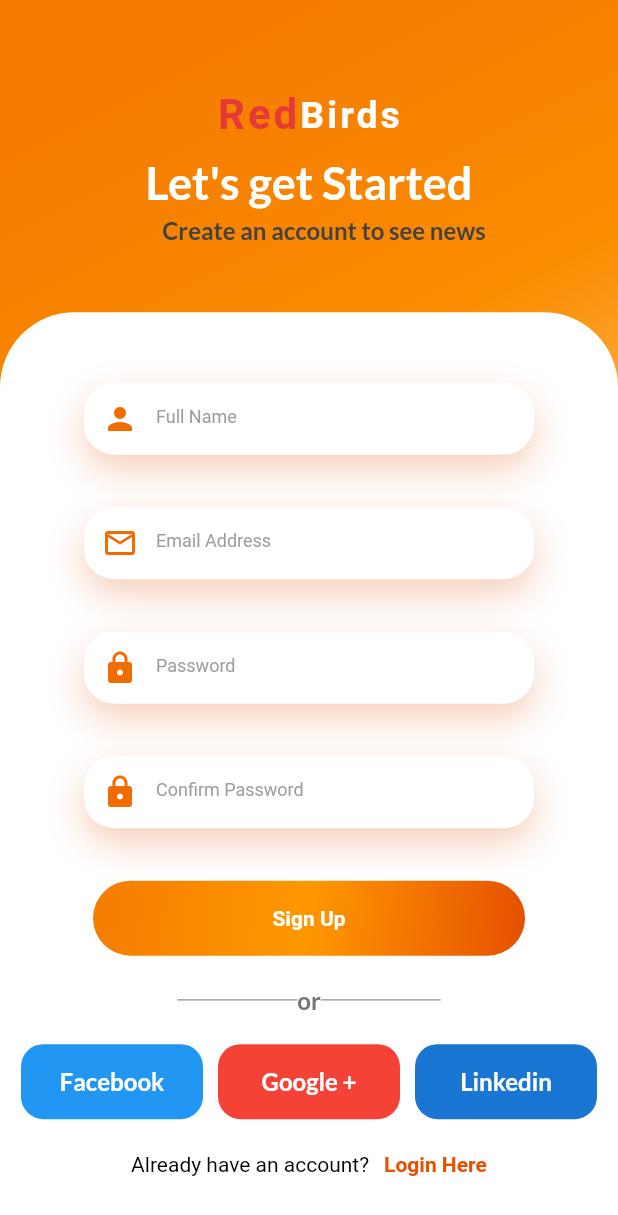
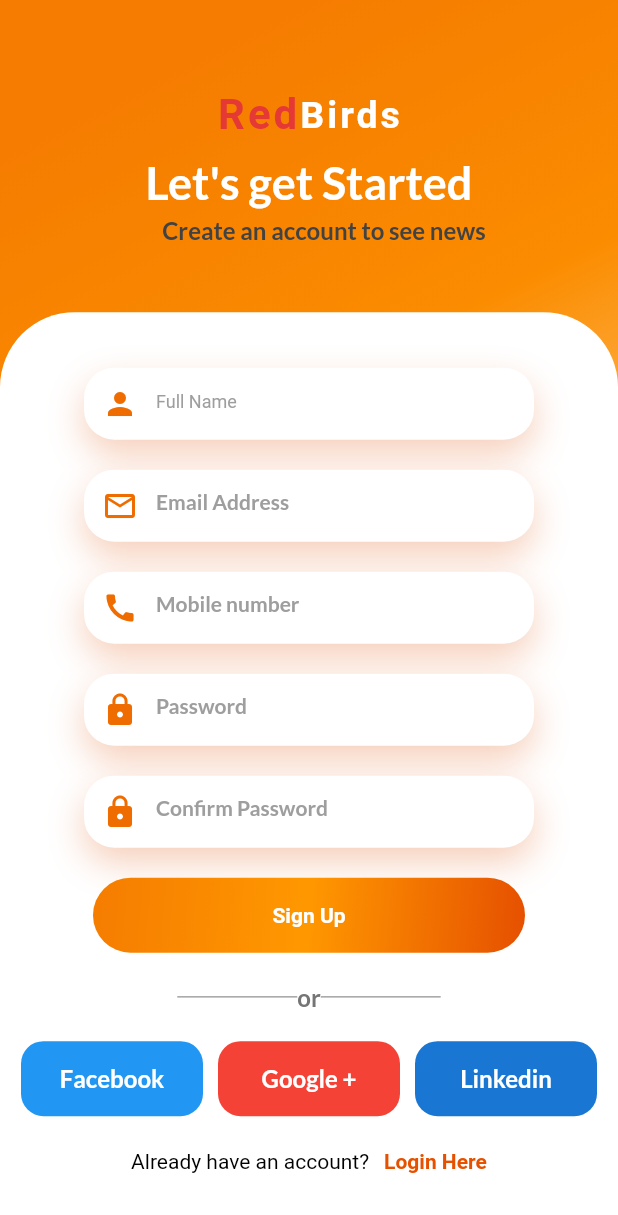
Before and after one commit to harshu-2001/News, a Flutter app: the screen it shows after launch, after a tap on "Login", after a tap on "Create New", on a phone screen of 412 x 824 dp. Shown: the top 1215 px of the screen. Run offline on Flutter 3.47's test engine with Material 2 defaults, Android fonts, the phone set to English and light mode, and no system bars; our stand-ins replace firebase_auth, firebase_core, firebase_database, fluttertoast, google_fonts, google_sign_in and 1 more; accounts and stored records are empty; network calls fail; Roboto replaces fonts that are missing (Courgette).

Commit message:
version1.0

```diff
--- a/lib/Authentication/Login.dart
+++ b/lib/Authentication/Login.dart
@@ -22,7 +22,7 @@ class _LoginState extends State<Login> {
       if (user != null) {
         print(user);
 
-        Navigator.pushReplacementNamed(context, "/");
+        Navigator.pushReplacementNamed(context, "Home");
       }
     });
   }
@@ -67,7 +67,7 @@ class _LoginState extends State<Login> {
     Navigator.push(context, MaterialPageRoute(builder: (context) => Signup()));
   }
   navigatortostart()async{
-    Navigator.pushReplacementNamed(context, "/");
+    Navigator.pushReplacementNamed(context, "Home");
   }
 
  @override
--- /dev/null
+++ b/lib/Authentication/check.dart
@@ -0,0 +1,13 @@
+class Check{
+var name ,email,mob;
+Check(this.name,this.email,this.mob);
+
+Map<String, dynamic> toJson() {
+    return {
+      'Name': this.name,
+      'Email': this.email,
+      'Mobile': this.mob,
+    };
+  }
+
+}
--- /dev/null
+++ b/lib/Authentication/database.dart
@@ -0,0 +1,12 @@
+import 'package:firebase_database/firebase_database.dart';
+import 'package:news_app/Authentication/check.dart';
+
+final database =FirebaseDatabase.instance.reference();
+
+
+DatabaseReference savepost(Check check){
+  //Check(name,email,mob);
+var id = database.child('Details/').push();
+  id.set(check.toJson());
+  return id;
+}
--- a/lib/Authentication/signup.dart
+++ b/lib/Authentication/signup.dart
@@ -1,6 +1,8 @@
 import 'package:firebase_auth/firebase_auth.dart';
 import 'package:flutter/material.dart';
 import 'package:google_fonts/google_fonts.dart';
+import 'package:news_app/Authentication/check.dart';
+import 'package:news_app/Authentication/database.dart';
 import 'package:string_validator/string_validator.dart';
 
 class Signup extends StatefulWidget {
@@ -13,7 +15,7 @@ class _SignupState extends State<Signup> {
   final GlobalKey<FormState> _formKey = GlobalKey<FormState>();
   FirebaseAuth _auth = FirebaseAuth.instance;
 
-  var _name, _email, _password,check;
+  var _name, _email, _password,check,_mob;
 
   checkAuthentication() async {
     _auth.authStateChanges().listen((user) async {
@@ -25,17 +27,14 @@ class _SignupState extends State<Signup> {
    void signUp() async {
     if (_formKey.currentState!.validate()) {
       _formKey.currentState!.save();
-      print("$check and $_password and$_name and $_email");
-    if(equals(check,_password)){
+      var c= new Check(_name, _email, _mob);
+      savepost(c);
+      if(equals(check,_password)){
       try {
         UserCredential user = await _auth.createUserWithEmailAndPassword(
             email: _email, password: _password);
         if (user != null) {
-          // UserUpdateInfo updateuser = UserUpdateInfo();
-          // updateuser.displayName = _name;
-          //  user.updateProfile(updateuser);
           await _auth.currentUser!.updateDisplayName(_name);
-          // await Navigator.pushReplacementNamed(context,"/") ;
 
         }
       } catch (e) {
@@ -175,7 +174,7 @@ class _SignupState extends State<Signup> {
                             child: Column(
                               children: <Widget>[
 
-                                SizedBox(height:35),
+                                SizedBox(height:25),
                                 Container(
                                       width: 300,
                                       decoration: BoxDecoration(
@@ -204,7 +203,7 @@ class _SignupState extends State<Signup> {
                                       ),
                                     ),
 
-                                SizedBox(height: 35,),
+                                SizedBox(height: 20,),
                                 Container(
                                       width: 300,
                                       decoration: BoxDecoration(
@@ -227,13 +226,52 @@ class _SignupState extends State<Signup> {
                                               decoration: InputDecoration(
                                                 prefixIcon: Icon(Icons.mail_outline,color: Colors.orange.shade800,),
                                                 hintText: "Email Address",
-                                                hintStyle: TextStyle(color: Colors.grey,fontSize: 12),
+                                                hintStyle:GoogleFonts.lato(
+                                                    fontSize: 14,
+                                                    color:Colors.grey,
+                                                    fontWeight: FontWeight.w600,
+
+                                                  ),
                                                 border: InputBorder.none
                                               ),
 
                                       ),
                                     ),
-                                    SizedBox(height: 35,),
+                                    SizedBox(height: 20,),
+
+                                   Container(
+                                      width: 300,
+                                      decoration: BoxDecoration(
+                                      color: Colors.white,
+                                      borderRadius: BorderRadius.circular(20),
+                                      boxShadow: [BoxShadow(
+                                        color: Color.fromRGBO(225, 95, 27, .3),
+                                        blurRadius: 20,
+                                        offset: Offset(0, 10)
+                                      )]
+                                    ),
+                                      child: TextFormField(
+                                         validator: (input)
+                                                {
+                                                  if(input!.length<10){
+                                                      return "wrong number";
+                                                }
+                                                },
+                                                onSaved: (input)=>_mob=input!,
+                                              decoration: InputDecoration(
+                                                prefixIcon: Icon(Icons.call ,color: Colors.orange.shade800,),
+                                                hintText: "Mobile number",
+                                                hintStyle:GoogleFonts.lato(
+                                                    fontSize: 14,
+                                                    color:Colors.grey,
+                                                    fontWeight: FontWeight.w600,
+
+                                                  ),
+                                                border: InputBorder.none
+                                              ),
+                                      ),
+                                    ),
+                                  SizedBox(height:20),
                                    Container(
                                       width: 300,
                                       decoration: BoxDecoration(
@@ -258,13 +296,18 @@ class _SignupState extends State<Signup> {
                                       prefixIcon: Icon(Icons.lock ,color: Colors.orange.shade800,),
                                       hintText: "Password",
 
-                                      hintStyle: TextStyle(color: Colors.grey,fontSize: 12),
+                                      hintStyle: GoogleFonts.lato(
+                                      fontSize: 14,
+                                      color:Colors.grey,
+                                      fontWeight: FontWeight.w600,
+
+                                    ),
                                       border: InputBorder.none
                                     ),
                                     obscureText: true,
                                   ),
                                     ),
-                                     SizedBox(height: 35,),
+                                     SizedBox(height: 20,),
                                    Container(
                                       width: 300,
                                       decoration: BoxDecoration(
@@ -289,14 +332,19 @@ class _SignupState extends State<Signup> {
                                       prefixIcon: Icon(Icons.lock ,color: Colors.orange.shade800,),
                                       hintText: "Confirm Password",
 
-                                      hintStyle: TextStyle(color: Colors.grey,fontSize: 12),
+                                      hintStyle: GoogleFonts.lato(
+                                      fontSize: 14,
+                                      color:Colors.grey,
+                                      fontWeight: FontWeight.w600,
+
+                                    ),
                                       border: InputBorder.none
                                     ),
                                     obscureText: true,
                                   ),
                                     ),
 
-                                    SizedBox(height: 35,),
+                                    SizedBox(height: 20,),
 
                                 Container(
 
--- a/lib/Homepage/homepage.dart
+++ b/lib/Homepage/homepage.dart
@@ -72,8 +72,9 @@ class _HomepageState extends State<Homepage> {
   General gen=General();
   late String y;
 
-  Future general()async{
+  general()async{
     await gen.getnews();
+    if (!mounted) return;
     setState(() {
     news=gen.news;
 
@@ -91,7 +92,7 @@ class _HomepageState extends State<Homepage> {
     super.initState();
     this.checkAuthentification();
     this.getUser();
-    this.general();
+    general();
   }
 
   @override
@@ -185,7 +186,24 @@ class _HomepageState extends State<Homepage> {
 
           ),
 
-          drawer: Drawer(
+          drawer:!isloggedin
+            ?
+            Drawer(
+              child: Container(
+                child: Center(
+                  child: Column(
+                    crossAxisAlignment: CrossAxisAlignment.center,
+                    children: [
+                      SizedBox(
+                        child: CircularProgressIndicator(),
+                        height: 100.0,
+                        width: 100.0,
+                        ),
+                    ],
+                  ),
+                ),
+              ),
+            ): Drawer(
             elevation: 0,
             child: ListView(children: [
               DrawerHeader(child: Text("${user.displayName}")),
--- a/lib/main.dart
+++ b/lib/main.dart
@@ -2,6 +2,7 @@ import 'package:firebase_core/firebase_core.dart';
 import 'package:flutter/material.dart';
 import 'package:news_app/Authentication/Login.dart';
 import 'package:news_app/Authentication/signup.dart';
+import 'package:news_app/pages/Splash.dart';
 
 import 'Homepage/homepage.dart';
 
@@ -30,11 +31,12 @@ class _MyAppState extends State<MyApp> {
   Widget build(BuildContext context) {
     return MaterialApp(
       debugShowCheckedModeBanner: false,
-      home: Homepage(),
+      home: Splash(),
     routes: <String,WidgetBuilder>{
 
         "Login" : (BuildContext context)=>Login(),
         "SignUp":(BuildContext context)=>Signup(),
+        "Home":(BuildContext context)=>Homepage(),
 
       },
     );
--- /dev/null
+++ b/lib/pages/Splash.dart
@@ -0,0 +1,31 @@
+import 'package:flutter/material.dart';
+import 'package:news_app/Homepage/homepage.dart';
+
+class Splash extends StatefulWidget {
+  const Splash({ Key? key }) : super(key: key);
+
+  @override
+  _SplashState createState() => _SplashState();
+}
+
+class _SplashState extends State<Splash> {
+
+  navigatetohome()async{
+    await Future.delayed(Duration(milliseconds: 2000),(){});
+    Navigator.of(context).pushReplacementNamed("Home");
+  }
+  @override
+  void initState() {
+    // TODO: implement initState
+    super.initState();
+    navigatetohome();
+  }
+  @override
+  Widget build(BuildContext context) {
+    return Scaffold(
+      body: Container(
+        child: CircularProgressIndicator(),
+      ),
+    );
+  }
+}
--- a/pubspec.yaml
+++ b/pubspec.yaml
@@ -39,6 +39,7 @@ dependencies:
   google_sign_in: ^5.0.7
   google_sign_in_web: ^0.10.0+1
   string_validator: ^0.3.0
+  firebase_database: ^7.1.2
 
 dev_dependencies:
   flutter_test:
```
Also changed, not shown: pubspec.lock.
